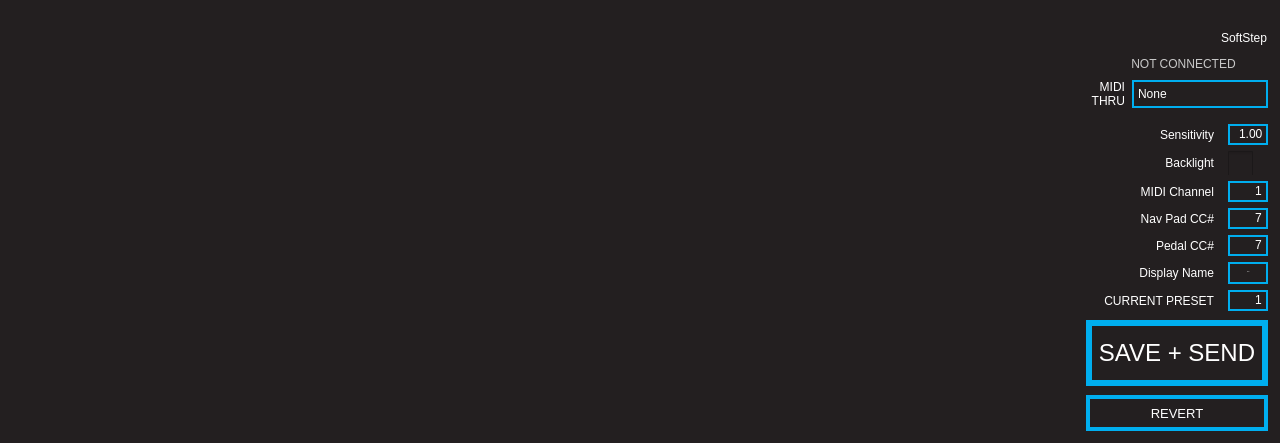
This is standalone/ezpz/forms/mainwindow.ui in Muse-Kinetics/softstep_editor as Qt 5 draws it before an edit. The edited form follows.
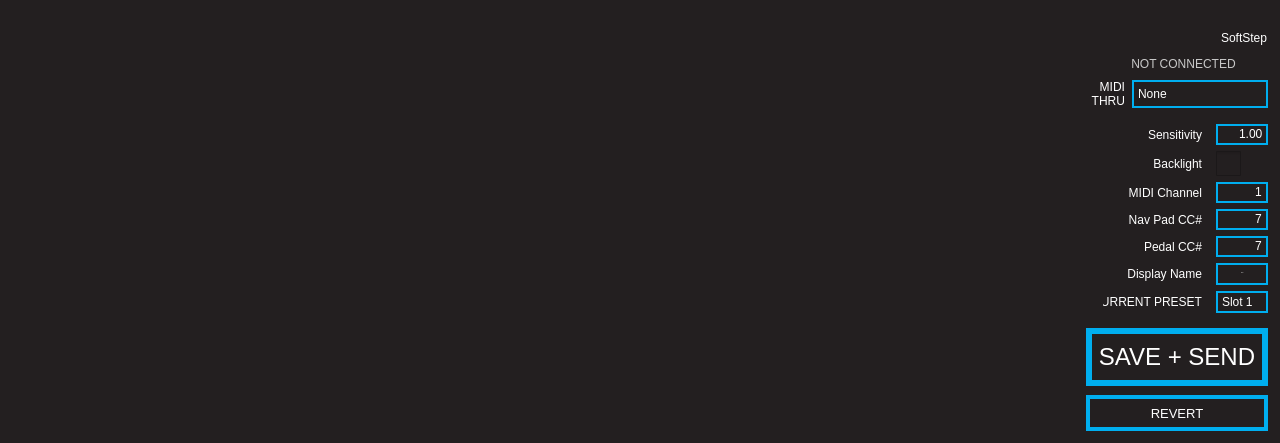
This is the edited form. Icons and pictures are not drawn.

The edit to the form file:
```diff
--- a/standalone/ezpz/forms/mainwindow.ui
+++ b/standalone/ezpz/forms/mainwindow.ui
@@ -83,6 +83,13 @@
 	border:				none;
 }  
 
+QLabel:disabled
+{
+	font: 	12px&quot;Futura&quot;;
+	color: rgba(128, 128, 128, 255);
+	background: rgba(0, 0, 0, 0);
+}
+
 /* ---------- QSpinBox ------------*/
 QSpinBox
 {
@@ -93,6 +100,14 @@
 	padding:0, 1, 0, 0;
 }
 
+QSpinBox:disabled
+{
+	font: 14px &quot;Futura&quot;;
+	color: rgba(0, 0, 0, 0);
+	border: 1px solid rgba(100, 100, 100, 255);
+	background: rgba(0, 0, 0, 0);
+}
+
 QAbstractSpinBox:focus
 {
 	border: 2px solid rgb(255,255,255);
@@ -108,6 +123,14 @@
 	padding:0, 1, 0, 0;
 }
 
+QDoubleSpinBox:disabled
+{
+	font: 14px &quot;Futura&quot;;
+	color: rgba(0, 0, 0, 0);
+	border: 1px solid rgba(100, 100, 100, 255);
+	background: rgba(0, 0, 0, 0);
+}
+
 /* ---------- QLineEdit ------------*/
 QLineEdit
 {
@@ -126,6 +149,14 @@
 	outline: none;
 }
 
+QLineEdit:disabled
+{
+	font: 14px &quot;Futura&quot;;
+	color: rgba(0, 0, 0, 0);
+	border: 1px solid rgba(100, 100, 100, 255);
+	background: rgba(0, 0, 0, 0);
+}
+
 /* ---------- QCheckBox ------------*/
 QCheckBox
 {
@@ -133,6 +164,14 @@
 	font: 10pt &quot;Futura&quot;;
 }
 
+QCheckBox:disabled
+{
+	font: 10pt &quot;Futura&quot;;
+	color: rgba(0, 0, 0, 0);
+	border: 1px solid rgba(100, 100, 100, 255);
+	background: rgba(0, 0, 0, 0);
+}
+
 QCheckBox::indicator {
      width: 20px;
      height: 20px;
@@ -251,10 +290,10 @@
 
 QComboBox:disabled
 {
-	font: 8pt &quot;Futura-Normal&quot;;
-	color: (175, 175, 175, 50);
-	border: 1px solid rgba(0,174,239, 75);
-	background: rgba(18, 18, 18, 75);
+	font: 13px &quot;Futura-Normal&quot;;
+	color: rgba(0, 0, 0, 0);
+	border: 1px solid rgba(100, 100, 100, 255);
+	background: rgba(0, 0, 0, 0);
 	padding: 1px 3px 1px 4px;
 	text-align:right;
 	padding-left: 0px;
@@ -306,9 +345,9 @@
     <property name="geometry">
      <rect>
       <x>1086</x>
-      <y>320</y>
+      <y>328</y>
       <width>182</width>
-      <height>66</height>
+      <height>58</height>
      </rect>
     </property>
     <property name="font">
@@ -437,7 +476,7 @@
       <x>1062</x>
       <y>113</y>
       <width>206</width>
-      <height>201</height>
+      <height>218</height>
      </rect>
     </property>
     <layout class="QGridLayout" name="gridLayout" columnstretch="0,0">
@@ -758,31 +797,72 @@
       </widget>
      </item>
      <item row="6" column="1">
-      <widget class="QSpinBox" name="currentPreset">
-       <property name="focusPolicy">
-        <enum>Qt::WheelFocus</enum>
-       </property>
-       <property name="contextMenuPolicy">
-        <enum>Qt::NoContextMenu</enum>
-       </property>
+      <widget class="QComboBox" name="currentPreset">
        <property name="toolTip">
         <string>&lt;html&gt;&lt;head/&gt;&lt;body&gt;&lt;p&gt;&lt;span style=&quot; font-size:12pt; font-weight:700;&quot;&gt;Select which of the 10 SoftStep preset slots to edit/send.&lt;/span&gt;&lt;/p&gt;&lt;/body&gt;&lt;/html&gt;</string>
        </property>
-       <property name="alignment">
-        <set>Qt::AlignRight|Qt::AlignTrailing|Qt::AlignVCenter</set>
+       <property name="styleSheet">
+        <string notr="true">QComboBox QAbstractItemView
+{
+    min-width: 70px;
+    min-height: 60;
+	color:white;
+	padding-left: -10px;
+	text-align:right;
+	border:none;
+	icon-size:0px;
+}</string>
        </property>
-       <property name="buttonSymbols">
-        <enum>QAbstractSpinBox::NoButtons</enum>
-       </property>
-       <property name="minimum">
-        <number>1</number>
-       </property>
-       <property name="maximum">
-        <number>10</number>
-       </property>
-       <property name="value">
-        <number>1</number>
-       </property>
+       <item>
+        <property name="text">
+         <string>Slot 1</string>
+        </property>
+       </item>
+       <item>
+        <property name="text">
+         <string>Slot 2</string>
+        </property>
+       </item>
+       <item>
+        <property name="text">
+         <string>Slot 3</string>
+        </property>
+       </item>
+       <item>
+        <property name="text">
+         <string>Slot 4</string>
+        </property>
+       </item>
+       <item>
+        <property name="text">
+         <string>Slot 5</string>
+        </property>
+       </item>
+       <item>
+        <property name="text">
+         <string>Slot 6</string>
+        </property>
+       </item>
+       <item>
+        <property name="text">
+         <string>Slot 7</string>
+        </property>
+       </item>
+       <item>
+        <property name="text">
+         <string>Slot 8</string>
+        </property>
+       </item>
+       <item>
+        <property name="text">
+         <string>Slot 9</string>
+        </property>
+       </item>
+       <item>
+        <property name="text">
+         <string>Slot 10</string>
+        </property>
+       </item>
       </widget>
      </item>
     </layout>
```
Left out of the diff: 13 changed lines with no effect on the pictures.
